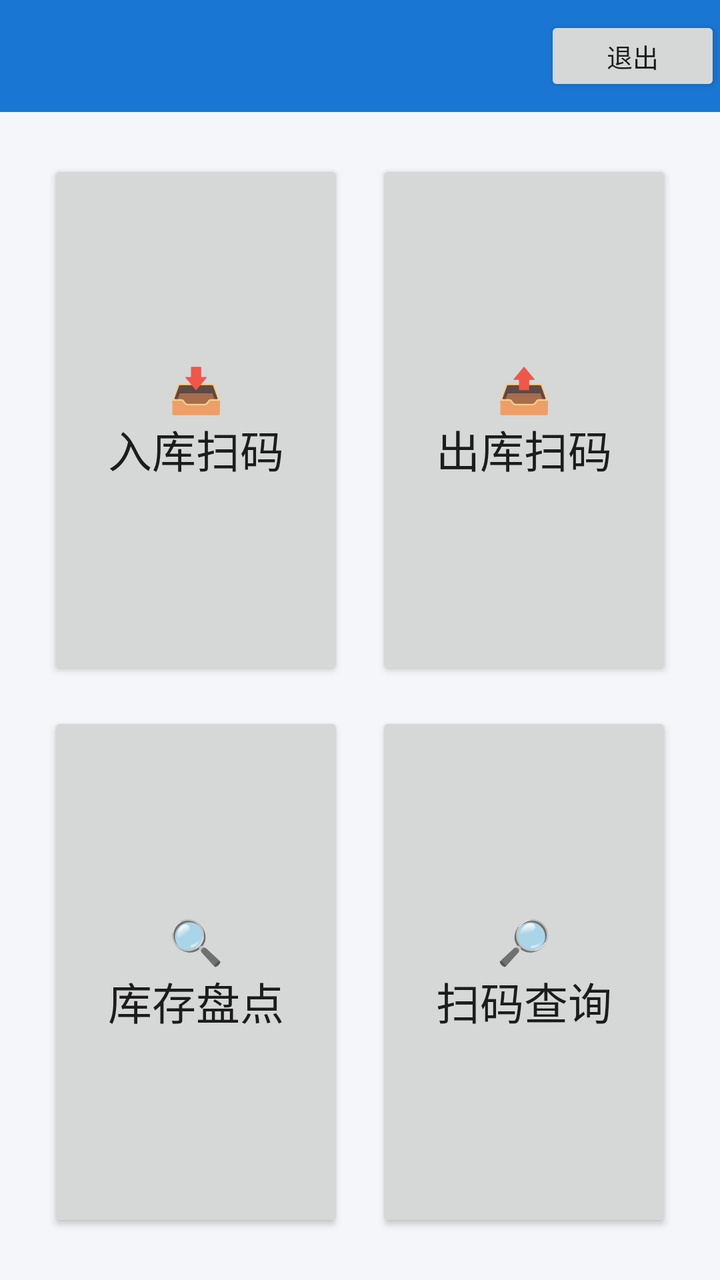
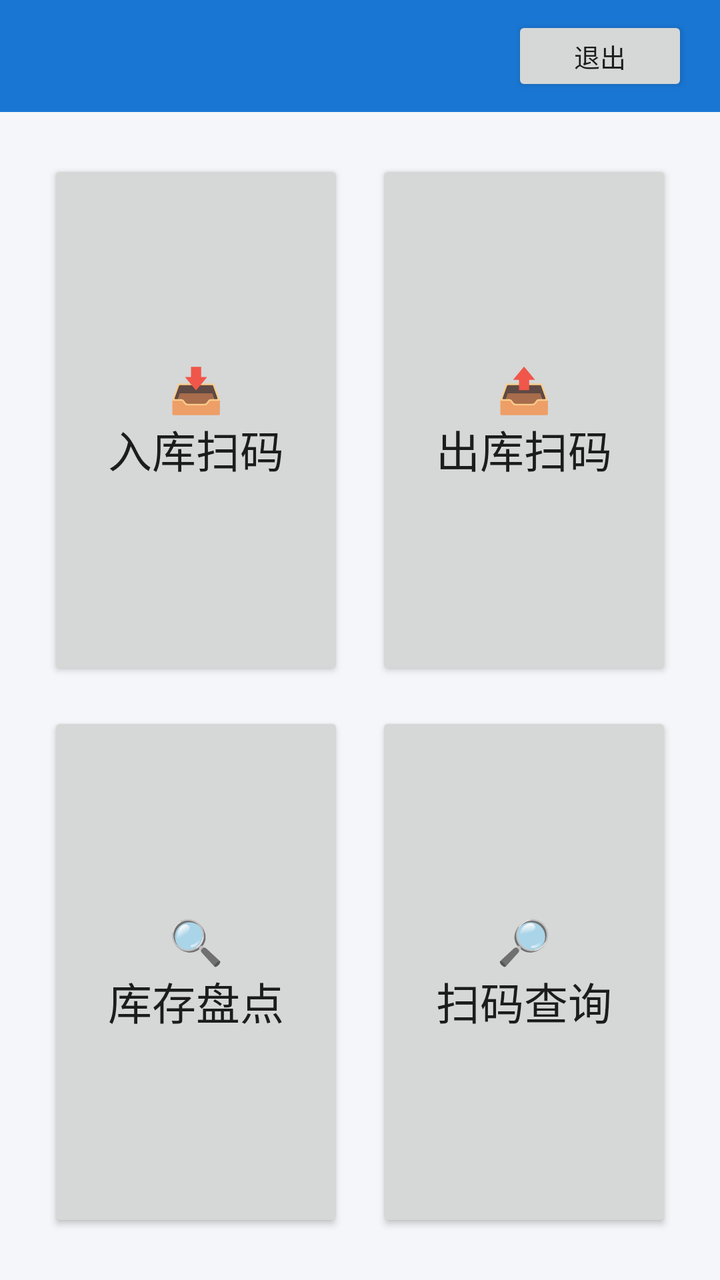

Before-and-after screenshots of an Android layout around one commit, followed by the original layout XML and the change that was made.
<!-- AndroidManifest.xml: application theme Theme.SimpleWmsPda -->
<!-- res/layout/activity_home.xml -->
<?xml version="1.0" encoding="utf-8"?>
<LinearLayout xmlns:android="http://schemas.android.com/apk/res/android"
    android:layout_width="match_parent"
    android:layout_height="match_parent"
    android:orientation="vertical">

    <LinearLayout
        android:layout_width="match_parent"
        android:layout_height="56dp"
        android:background="@color/primary"
        android:orientation="horizontal"
        android:gravity="center_vertical"
        android:padding="0 16dp">

        <TextView
            android:id="@+id/tvUser"
            android:layout_width="0dp"
            android:layout_height="wrap_content"
            android:layout_weight="1"
            android:textColor="@color/white"
            android:textSize="16sp" />

        <TextView
            android:id="@+id/tvRfid"
            android:layout_width="wrap_content"
            android:layout_height="wrap_content"
            android:textColor="@color/white"
            android:textSize="13sp"
            android:layout_marginEnd="16dp" />

        <Button
            android:id="@+id/btnLogout"
            android:layout_width="wrap_content"
            android:layout_height="40dp"
            android:text="@string/logout"
            android:textSize="13sp" />
    </LinearLayout>

    <GridLayout
        android:layout_width="match_parent"
        android:layout_height="match_parent"
        android:columnCount="2"
        android:rowCount="2"
        android:padding="16dp"
        android:useDefaultMargins="true">

        <Button
            android:id="@+id/btnInbound"
            android:layout_width="0dp"
            android:layout_height="0dp"
            android:layout_columnWeight="1"
            android:layout_rowWeight="1"
            android:layout_margin="8dp"
            android:text="📥\n入库扫码"
            android:textSize="22sp" />

        <Button
            android:id="@+id/btnOutbound"
            android:layout_width="0dp"
            android:layout_height="0dp"
            android:layout_columnWeight="1"
            android:layout_rowWeight="1"
            android:layout_margin="8dp"
            android:text="📤\n出库扫码"
            android:textSize="22sp" />

        <Button
            android:id="@+id/btnCheck"
            android:layout_width="0dp"
            android:layout_height="0dp"
            android:layout_columnWeight="1"
            android:layout_rowWeight="1"
            android:layout_margin="8dp"
            android:text="🔍\n库存盘点"
            android:textSize="22sp" />

        <Button
            android:id="@+id/btnLookup"
            android:layout_width="0dp"
            android:layout_height="0dp"
            android:layout_columnWeight="1"
            android:layout_rowWeight="1"
            android:layout_margin="8dp"
            android:text="🔎\n扫码查询"
            android:textSize="22sp" />
    </GridLayout>
</LinearLayout>
<!-- resources referenced by this layout -->
<resources>
  <color name="primary">#1976D2</color>
  <color name="white">#FFFFFF</color>
  <string name="logout">退出</string>
  <style name="Theme.SimpleWmsPda" parent="Theme.MaterialComponents.Light.NoActionBar">
          <item name="colorPrimary">@color/primary</item>
          <item name="colorPrimaryDark">@color/primary_dark</item>
          <item name="colorAccent">@color/accent</item>
          <item name="android:windowBackground">@color/bg</item>
      </style>
  <color name="primary_dark">#0D47A1</color>
  <color name="accent">#03DAC5</color>
  <color name="bg">#F4F6F9</color>
</resources>

<!-- the commit's change to res/layout/activity_home.xml (unified diff, before → after) -->
@@ -10,7 +10,8 @@
         android:background="@color/primary"
         android:orientation="horizontal"
         android:gravity="center_vertical"
-        android:padding="0 16dp">
+        android:paddingStart="16dp"
+        android:paddingEnd="16dp">
 
         <TextView
             android:id="@+id/tvUser"
